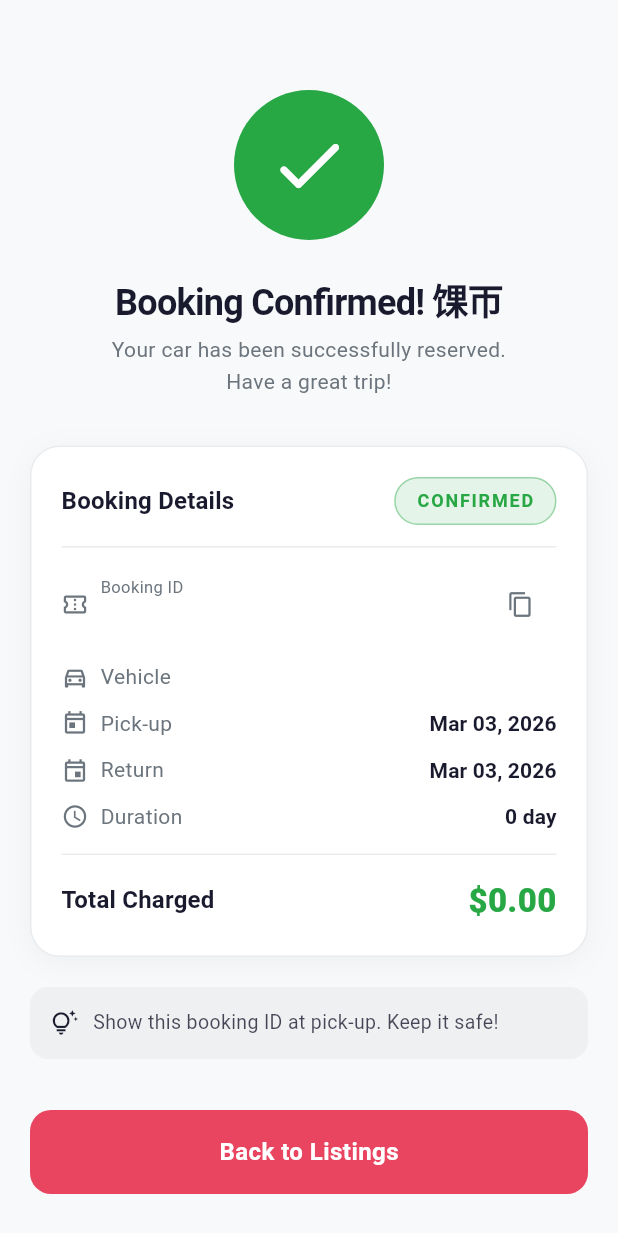
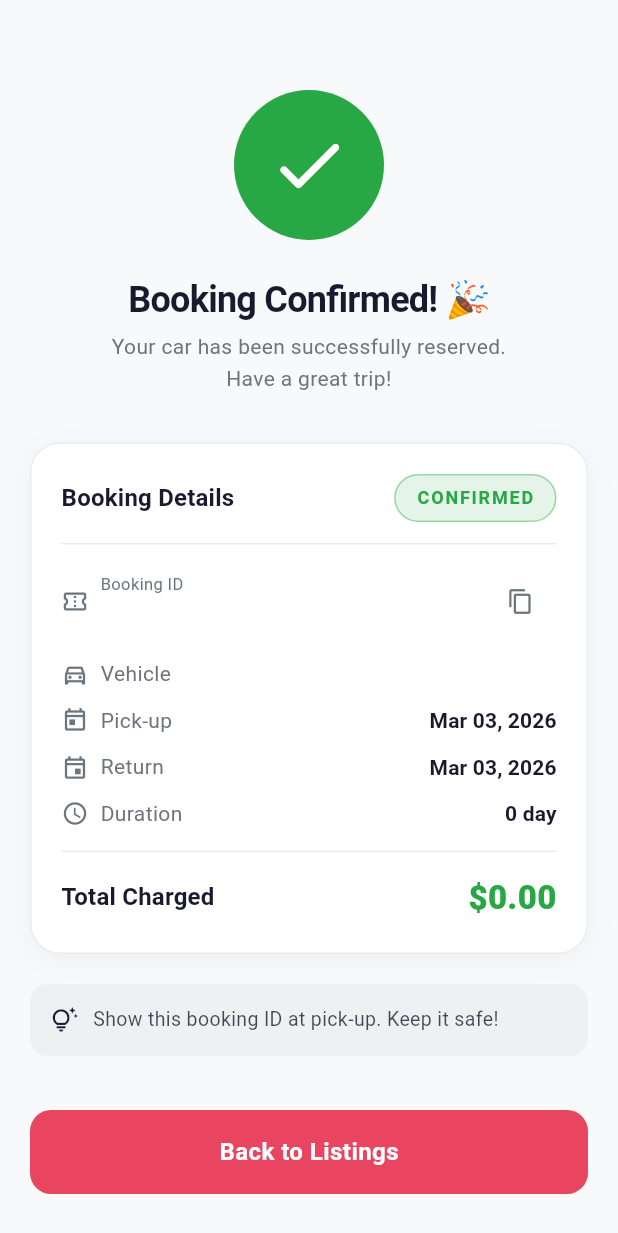
Before and after one commit to valubah/krentals, a Flutter app: the ConfirmationScreen screen opened directly with empty values, on a phone screen of 412 x 824 dp. Shown: the top 1233 px of the screen. Run offline on Flutter 3.47's test engine with Material 3 defaults, Android fonts, the light colour scheme and no system bars; our stand-ins replace cached_network_image, connectivity_plus, equatable, flutter_bloc, shimmer, smooth_page_indicator.

Commit message:
Fix: replace garbled emoji (馃帀) with correct party popper emoji on confirmation screen

```diff
--- a/lib/presentation/screens/confirmation_screen.dart
+++ b/lib/presentation/screens/confirmation_screen.dart
@@ -98,7 +98,7 @@ class _ConfirmationScreenState extends State<ConfirmationScreen>
                           child: Column(
                             children: [
                               Text(
-                                'Booking Confirmed! 馃帀',
+                                'Booking Confirmed! 🎉',
                                 style: Theme.of(
                                   context,
                                 ).textTheme.headlineMedium,
```
